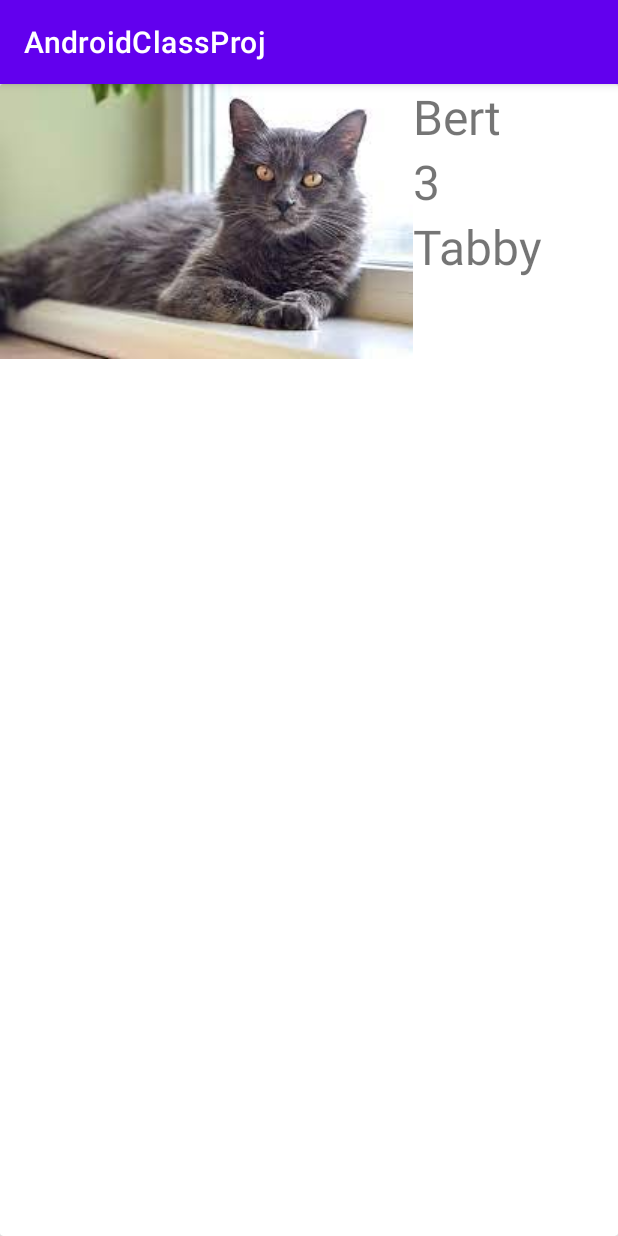
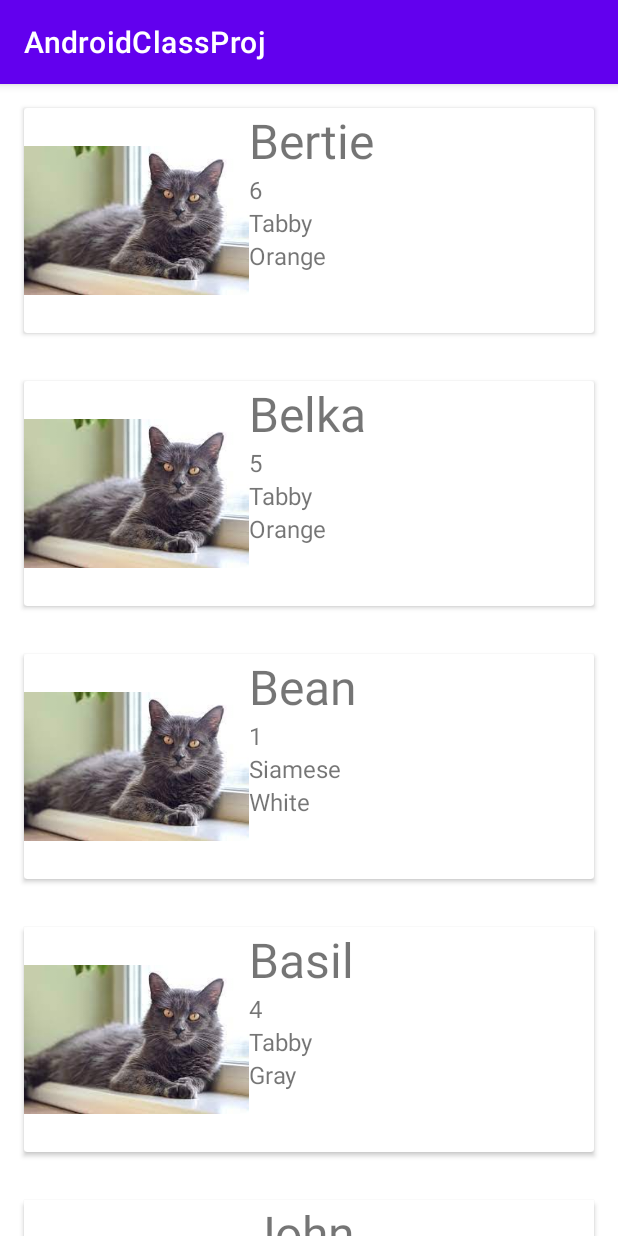
Before and after one commit to mmoeller500/AndroidClassProj, an Android app: the screen it shows after launch (MainActivity), on a phone screen of 412 x 824 dp. Run offline under Robolectric (Android 15) with nearby library versions, the phone set to English and light mode, and no system bars.

Commit message:
add proper list of cats

```diff
--- a/app/src/main/java/com/example/androidclassproj/Cat.kt
+++ b/app/src/main/java/com/example/androidclassproj/Cat.kt
@@ -2,7 +2,8 @@ package com.example.androidclassproj
 
 data class Cat(
     val breed: String,
+    val color: String,
     val name: String,
     val age: Int,
-    val image: Int
+    val image: Int,
 )
--- a/app/src/main/java/com/example/androidclassproj/CatAdapter.kt
+++ b/app/src/main/java/com/example/androidclassproj/CatAdapter.kt
@@ -22,6 +22,7 @@ class CatAdapter(private val cats: List<Cat>) : RecyclerView.Adapter<CatAdapter.
         holder.catName.text = cat.name
         holder.catAge.text = cat.age.toString()
         holder.catBreed.text = cat.breed
+        holder.catColor.text = cat.color
     }
 
     class CatViewHolder(itemView: View) : RecyclerView.ViewHolder(itemView) {
@@ -29,5 +30,6 @@ class CatAdapter(private val cats: List<Cat>) : RecyclerView.Adapter<CatAdapter.
         val catName: TextView = itemView.findViewById(R.id.cat_name)
         val catAge: TextView = itemView.findViewById(R.id.cat_age)
         val catBreed: TextView = itemView.findViewById(R.id.cat_breed)
+        val catColor: TextView = itemView.findViewById(R.id.cat_color)
     }
 }
--- a/app/src/main/java/com/example/androidclassproj/MainActivity.kt
+++ b/app/src/main/java/com/example/androidclassproj/MainActivity.kt
@@ -15,18 +15,31 @@ class MainActivity : AppCompatActivity() {
         recyclerView.layoutManager = LinearLayoutManager(this)
         val cats = mutableListOf<Cat>()
 
-        for (i in 0..30) {
-            cats.add(createCat())
+       /* for (i in 0..30) {
+            cats.add(createCat(i))
         }
+        */
+
+        cats.add(Cat("Tabby","Orange","Bertie",6,R.drawable.catttttt))
+        cats.add(Cat("Tabby","Orange","Belka",5,R.drawable.catttttt))
+        cats.add(Cat("Siamese","White","Bean",1,R.drawable.catttttt))
+        cats.add(Cat("Tabby","Gray","Basil",4,R.drawable.catttttt))
+        cats.add(Cat("Tabby","Brown","John",13,R.drawable.catttttt))
+        cats.add(Cat("Shorthair","Black","Snick",18,R.drawable.catttttt))
+        cats.add(Cat("Calico","Orange+Black","Iris",4,R.drawable.catttttt))
+        cats.add(Cat("Shorthair","Gray+White","Barry",7,R.drawable.catttttt))
+        cats.add(Cat("Sphinx","Pink","Monster",8,R.drawable.catttttt))
+        cats.add(Cat("British Shorthair","Gray","Cheezburger",20,R.drawable.catttttt))
 
         val adapter = CatAdapter(cats)
         recyclerView.adapter = adapter
     }
 
-    private fun createCat() = Cat(
+    /*private fun createCat(index: Int) = Cat(
         breed = "Tabby",
         name = "Bert",
         age = Random.nextInt(1, 20),
         image = R.drawable.catttttt
-    )
+    )*/
+
 }
--- a/app/src/main/res/layout/cat_card.xml
+++ b/app/src/main/res/layout/cat_card.xml
@@ -2,8 +2,10 @@
 <androidx.cardview.widget.CardView xmlns:android="http://schemas.android.com/apk/res/android"
     xmlns:tools="http://schemas.android.com/tools"
     android:layout_width="match_parent"
-    android:layout_height="match_parent"
-    xmlns:app="http://schemas.android.com/apk/res-auto">
+    android:layout_height="wrap_content"
+    xmlns:app="http://schemas.android.com/apk/res-auto"
+    android:layout_margin="16dp"
+    android:elevation="8dp">
 
     <androidx.constraintlayout.widget.ConstraintLayout
         android:layout_width="match_parent"
@@ -12,8 +14,8 @@
 
         <ImageView
             android:id="@+id/cat_image"
-            android:layout_width="wrap_content"
-            android:layout_height="wrap_content"
+            android:layout_width="150dp"
+            android:layout_height="150dp"
             app:layout_constraintStart_toStartOf="parent"
             app:layout_constraintTop_toTopOf="parent"
             tools:src="@drawable/catttttt"/>
@@ -32,7 +34,7 @@
             android:layout_width="wrap_content"
             android:layout_height="wrap_content"
             tools:text="6"
-            android:textSize="32sp"
+            android:textSize="16sp"
             app:layout_constraintTop_toBottomOf="@id/cat_name"
             app:layout_constraintStart_toStartOf="@id/cat_name"/>
 
@@ -41,9 +43,18 @@
             android:layout_width="wrap_content"
             android:layout_height="wrap_content"
             tools:text="Tabby"
-            android:textSize="32sp"
+            android:textSize="16sp"
             app:layout_constraintTop_toBottomOf="@id/cat_age"
             app:layout_constraintStart_toStartOf="@id/cat_age"/>
+
+        <TextView
+            android:id="@+id/cat_color"
+            android:layout_width="wrap_content"
+            android:layout_height="wrap_content"
+            tools:text="White"
+            android:textSize="16sp"
+            app:layout_constraintTop_toBottomOf="@id/cat_breed"
+            app:layout_constraintStart_toStartOf="@id/cat_breed"/>
 
 
     </androidx.constraintlayout.widget.ConstraintLayout>
```
